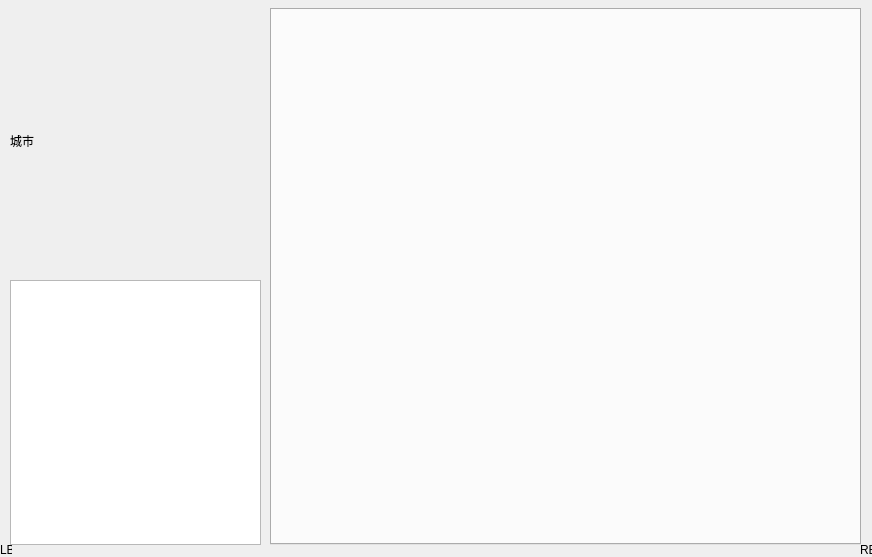
This is code/mirror/city.ui in simon0xia/mirror as Qt 5 draws it before an edit. The edited form follows.
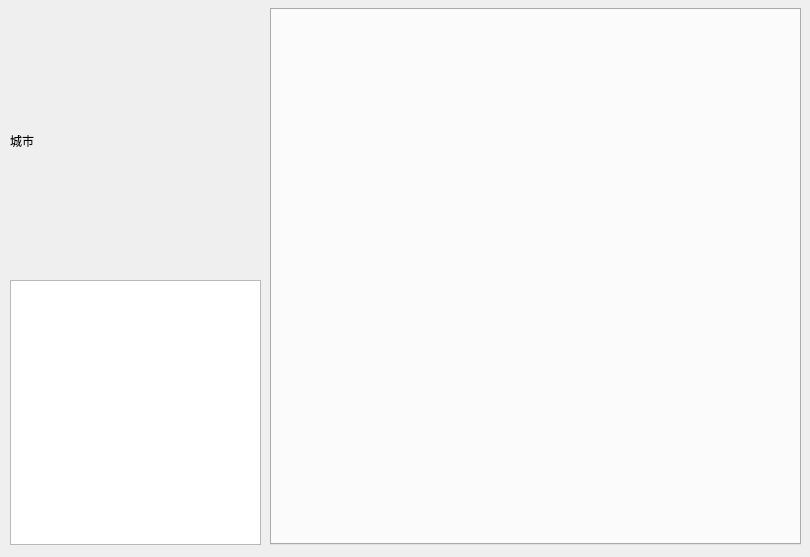
This is the edited form.

```diff
--- a/code/mirror/city.ui
+++ b/code/mirror/city.ui
@@ -6,7 +6,7 @@
    <rect>
     <x>0</x>
     <y>0</y>
-    <width>872</width>
+    <width>810</width>
     <height>557</height>
    </rect>
   </property>
@@ -26,32 +26,6 @@
     <string>城市</string>
    </property>
   </widget>
-  <widget class="QLabel" name="lbl_LB">
-   <property name="geometry">
-    <rect>
-     <x>0</x>
-     <y>544</y>
-     <width>12</width>
-     <height>12</height>
-    </rect>
-   </property>
-   <property name="text">
-    <string>LB</string>
-   </property>
-  </widget>
-  <widget class="QLabel" name="lbl_RB">
-   <property name="geometry">
-    <rect>
-     <x>860</x>
-     <y>544</y>
-     <width>12</width>
-     <height>12</height>
-    </rect>
-   </property>
-   <property name="text">
-    <string>RB</string>
-   </property>
-  </widget>
   <widget class="QTextEdit" name="edit_display">
    <property name="geometry">
     <rect>
@@ -70,7 +44,7 @@
     <rect>
      <x>270</x>
      <y>8</y>
-     <width>591</width>
+     <width>531</width>
      <height>537</height>
     </rect>
    </property>
```
